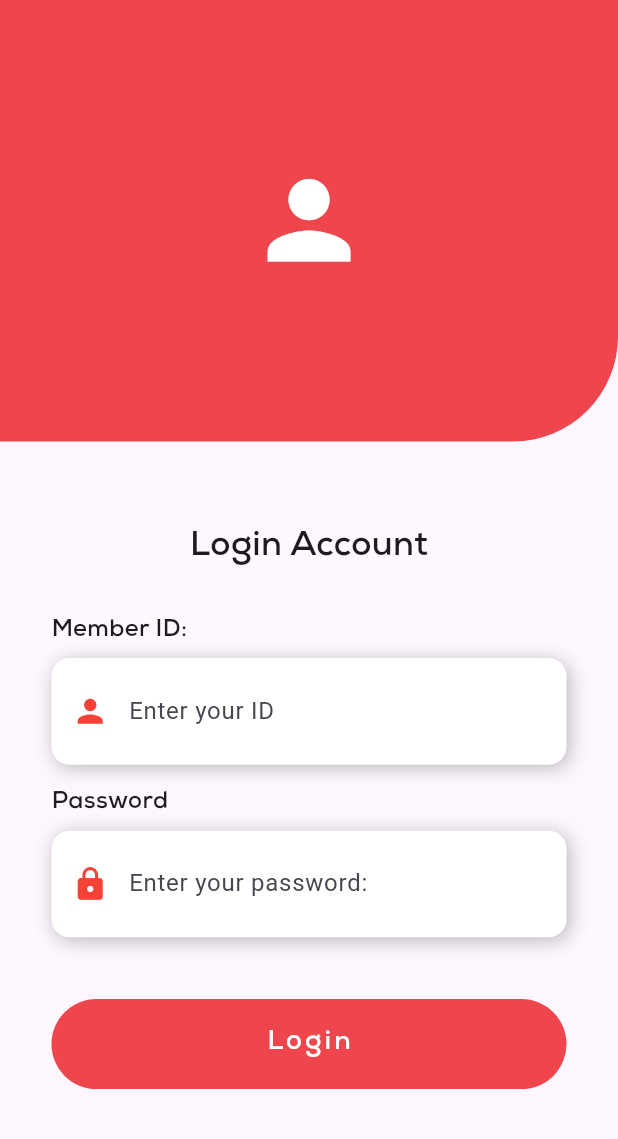
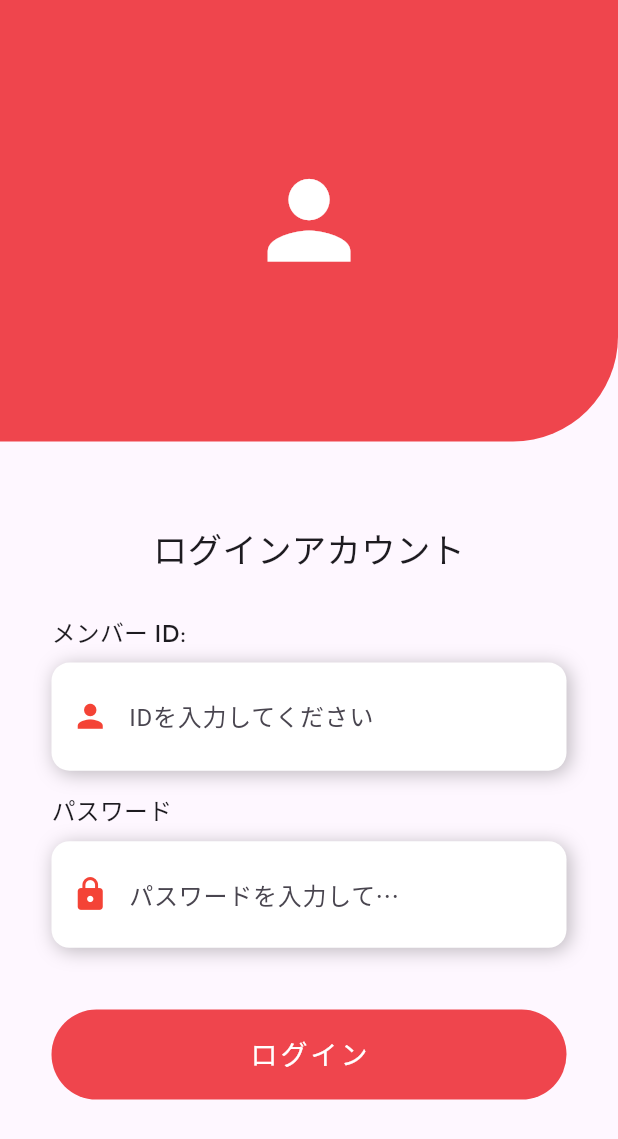
Before and after one commit to Kaicity/Attendance-App, a Flutter app: the screen it shows after launch, on a phone screen of 412 x 824 dp. Shown: the top 1139 px of the screen. Run offline on Flutter 3.47's test engine with Material 3 defaults, Android fonts, the phone set to English and light mode, and no system bars; our stand-ins replace cached_network_image, cloud_firestore, firebase_core, flutter_keyboard_visibility, flutter_phoenix, font_awesome_flutter and 5 more; accounts and stored records are empty.

Commit message:
fixed bugs location and checkin checkout

```diff
--- a/lib/calendar_screen.dart
+++ b/lib/calendar_screen.dart
@@ -38,7 +38,7 @@ class _CalendarScreenState extends State<CalendarScreen> {
             ),
             alignment: Alignment.centerLeft,
             child: Text(
-              "My Attendance",
+              "私の出席",
               style:
                   TextStyle(fontFamily: "NexaBold", fontSize: screenWidth / 18),
             ),
@@ -83,7 +83,7 @@ class _CalendarScreenState extends State<CalendarScreen> {
                         }
                       },
                       child: Text(
-                        "Pick a Month",
+                        "月を選ぶ",
                         style: TextStyle(
                             fontFamily: "NexaBold", fontSize: screenWidth / 18),
                       ),
--- a/lib/login_screen.dart
+++ b/lib/login_screen.dart
@@ -9,6 +9,7 @@ class LoginScreen extends StatefulWidget {
 
   @override
   _LoginScreenState createState() => _LoginScreenState();
+
 }
 
 class _LoginScreenState extends State<LoginScreen> {
@@ -65,7 +66,7 @@ class _LoginScreenState extends State<LoginScreen> {
                 margin: EdgeInsets.only(
                     top: screenHeight / 15, bottom: screenHeight / 30),
                 child: Text(
-                  "Login Account",
+                  "ログインアカウント",
                   style: TextStyle(
                       fontSize: screenWidth / 18, fontFamily: "NexaBold"),
                 ),
@@ -76,14 +77,14 @@ class _LoginScreenState extends State<LoginScreen> {
                 child: Column(
                   crossAxisAlignment: CrossAxisAlignment.start,
                   children: [
-                    fieldTitle("Member ID: "),
+                    fieldTitle("メンバー ID: "),
                     customeField(
-                        "Enter your ID", idController, Icons.person, false),
+                        "IDを入力してください", idController, Icons.person, false),
                     const SizedBox(
                       height: 15,
                     ),
-                    fieldTitle("Password "),
-                    customeField("Enter your password: ", passController,
+                    fieldTitle("パスワード "),
+                    customeField("パスワードを入力してください： ", passController,
                         Icons.lock, true),
                     GestureDetector(
                       onTap: () async {
@@ -97,14 +98,14 @@ class _LoginScreenState extends State<LoginScreen> {
                             const SnackBar(
                               showCloseIcon: true,
                               content:
-                              Text("Member ID is still"),
+                              Text("会員IDはまだ"),
                             ),
                           );
                         } else if (password.isEmpty) {
                           ScaffoldMessenger.of(context).showSnackBar(
                             const SnackBar(
                               showCloseIcon: true,
-                              content: Text("Password is still"),
+                              content: Text("パスワードはまだ"),
                             ),
                           );
                         } else {
@@ -134,7 +135,7 @@ class _LoginScreenState extends State<LoginScreen> {
                                   const SnackBar(
                                       showCloseIcon: true,
                                       content:
-                                      Text("Password is incorrect")));
+                                      Text("パスワードが正しくありません")));
                             }
                           } catch (e) {
                             String error = " ";
@@ -142,11 +143,11 @@ class _LoginScreenState extends State<LoginScreen> {
                             if (e.toString() ==
                                 "RangeError (index): Invalid value: Valid value range is empty: 0") {
                               setState(() {
-                                error = "Member is not exist";
+                                error = "メンバーが存在しません";
                               });
                             } else {
                               setState(() {
-                                error = "Have error";
+                                error = "Has error when connect server";
                               });
                             }
 
@@ -171,7 +172,7 @@ class _LoginScreenState extends State<LoginScreen> {
                         ),
                         child: const Center(
                           child: Text(
-                            "Login",
+                            "ログイン",
                             style: TextStyle(
                               color: Colors.white,
                               fontFamily: "NexaBold",
--- a/lib/main.dart
+++ b/lib/main.dart
@@ -51,9 +51,8 @@ class _AuthCheckState extends State<AuthCheck> {
 
   @override
   void initState() {
+    getCurrentUser();
     super.initState();
-
-    getCurrentUser();
   }
 
   void getCurrentUser() async {
--- a/lib/profile_screen.dart
+++ b/lib/profile_screen.dart
@@ -1,6 +1,7 @@
 import 'dart:async';
 
 import 'package:attendance_app/home_screen.dart';
+import 'package:attendance_app/model/User.dart';
 import 'package:cached_network_image/cached_network_image.dart';
 import 'package:flutter/material.dart';
 import 'package:flutter_phoenix/flutter_phoenix.dart';
@@ -107,7 +108,7 @@ class _ProfileScreenState extends State<ProfileScreen> {
             Padding(
               padding: EdgeInsetsDirectional.fromSTEB(24, 0, 0, 0),
               child: Text(
-                'Nguyen Minh Thong',
+                'グエン・ミン・トン',
                 style: TextStyle(
                   fontFamily: "NexaBold",
                   fontSize: screenWidth / 16,
@@ -117,17 +118,17 @@ class _ProfileScreenState extends State<ProfileScreen> {
             Padding(
               padding: const EdgeInsetsDirectional.fromSTEB(24, 0, 0, 0),
               child: Text(
-                'Member: $memberId',
+                'メンバー: $memberId',
                 style: TextStyle(
                     fontFamily: "NexaRegular",
                     fontSize: screenWidth / 24,
                     color: Colors.black54),
               ),
             ),
-            customFieldInformation("Your Firstname"),
-            customFieldInformation("Your Lastname"),
-            customFieldInformation("Your Birthday"),
-            customFieldInformation("Your Phone"),
+            customFieldInformation("あなたの名"),
+            customFieldInformation("あなたの姓"),
+            customFieldInformation("あなたの誕生日"),
+            customFieldInformation("あなたの電話"),
             Padding(
               padding: const EdgeInsets.all(18),
               child: Container(
@@ -141,7 +142,7 @@ class _ProfileScreenState extends State<ProfileScreen> {
                 ),
                 child: Center(
                   child: Text(
-                    "Save",
+                    "保存",
                     style: TextStyle(
                         fontFamily: 'NexaBold',
                         color: Colors.white,
@@ -155,7 +156,8 @@ class _ProfileScreenState extends State<ProfileScreen> {
                 return GestureDetector(
                   onTap: () async {
                     SharedPreferences sharedPreferences = await SharedPreferences.getInstance();
-                    sharedPreferences.remove("memberId");
+                    sharedPreferences.clear();
+                    User.reset();
 
                     Phoenix.rebirth(innerContext);
                   },
@@ -164,7 +166,7 @@ class _ProfileScreenState extends State<ProfileScreen> {
                     width: screenWidth,
                     child: Center(
                       child: Text(
-                        "Log out",
+                        "ログアウト",
                         style: TextStyle(
                             fontFamily: 'NexaBold',
                             color: Colors.black54,
--- a/lib/today_screen.dart
+++ b/lib/today_screen.dart
@@ -5,6 +5,7 @@ import 'package:cloud_firestore/cloud_firestore.dart';
 import 'package:flutter/material.dart';
 import 'package:geocoding/geocoding.dart';
 import 'package:intl/intl.dart';
+import 'package:shared_preferences/shared_preferences.dart';
 import 'package:slide_to_act/slide_to_act.dart';
 
 class TodayScreen extends StatefulWidget {
@@ -26,6 +27,8 @@ class _TodayScreenState extends State<TodayScreen> {
   //User location
   String location = " ";
 
+  late SharedPreferences sharedPreferences;
+
   @override
   void initState() {
     _getRecord();
@@ -43,6 +46,9 @@ class _TodayScreenState extends State<TodayScreen> {
   }
 
   void _getRecord() async {
+    //Reset tat ca khi query data
+    sharedPreferences = await SharedPreferences.getInstance();
+    User.username = sharedPreferences.getString("memberId")!;
     try {
       //Query thong tin user check in den firebase
       QuerySnapshot snap = await FirebaseFirestore.instance
@@ -87,7 +93,7 @@ class _TodayScreenState extends State<TodayScreen> {
               ),
               alignment: Alignment.centerLeft,
               child: Text(
-                "Welcome",
+                "いらっしゃいませ",
                 style: TextStyle(
                     color: Colors.black54,
                     fontFamily: "NexaRegular",
@@ -97,7 +103,7 @@ class _TodayScreenState extends State<TodayScreen> {
             Container(
               alignment: Alignment.centerLeft,
               child: Text(
-                "Member ${User.username}",
+                "メンバー ${User.username}",
                 style: TextStyle(
                     fontFamily: "NexaBold", fontSize: screenWidth / 18),
               ),
@@ -108,7 +114,7 @@ class _TodayScreenState extends State<TodayScreen> {
               ),
               alignment: Alignment.centerLeft,
               child: Text(
-                "Today's Status",
+                "今日のステータス",
                 style: TextStyle(
                     fontFamily: "NexaBold", fontSize: screenWidth / 20),
               ),
@@ -228,8 +234,8 @@ class _TodayScreenState extends State<TodayScreen> {
 
                       return SlideAction(
                         text: checkIn == "--/--"
-                            ? "Slide to Check In"
-                            : "Slide to Check Out",
+                            ? "スライドして Check In"
+                            : "スライドして Check Out",
                         textStyle: TextStyle(
                             color: Colors.black54,
                             fontSize: screenWidth / 22,
@@ -238,13 +244,14 @@ class _TodayScreenState extends State<TodayScreen> {
                         innerColor: primary,
                         key: key,
                         onSubmit: () async {
-                         Timer(const Duration(milliseconds: 3), () async {
+                          Timer(const Duration(seconds: 2), () async {
                             _getLocation();
 
                             //Set timeout trang thai slider action
 
                             //Query thong tin user check in den firebase
-                           QuerySnapshot snap = await FirebaseFirestore.instance
+                            QuerySnapshot snap = await FirebaseFirestore
+                                .instance
                                 .collection("Member")
                                 .where('id', isEqualTo: User.username)
                                 .get();
@@ -315,7 +322,7 @@ class _TodayScreenState extends State<TodayScreen> {
                       Container(
                         margin: const EdgeInsets.only(top: 32, bottom: 30),
                         child: Text(
-                          "You have complete today!",
+                          "今日は完了です！",
                           style: TextStyle(
                             fontFamily: "NexaRegular",
                             fontSize: screenWidth / 22,
```
Also changed, not shown: lib/model/user.dart (+12 -0 lines). Lines whose indentation alone changed are shown as unchanged.
